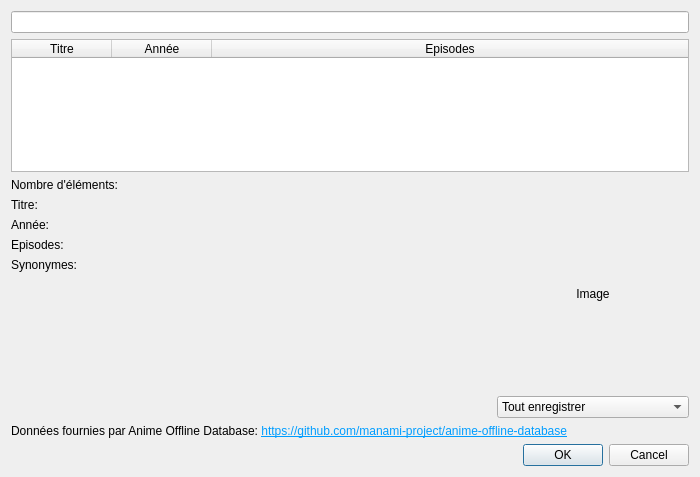
Before: the Qt Designer form src/ui/dialogs/autocomplete.ui in seigneurfuo/MyAnimeManager3, drawn with Qt 5.
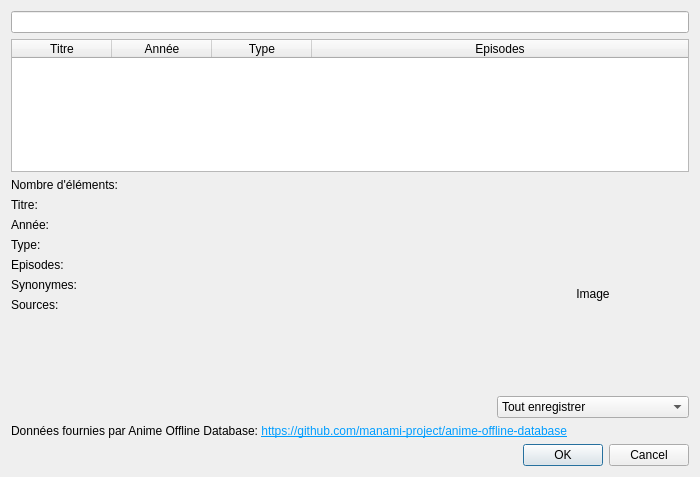
After: the same form once the commit is applied.

Commit message: Ajout de l'affichage du type dans la popup d'autocomplétion et de recherche d'animé.

Patch:
```diff
--- a/src/ui/dialogs/autocomplete.ui
+++ b/src/ui/dialogs/autocomplete.ui
@@ -41,6 +41,11 @@
        <string>Année</string>
       </property>
      </column>
+     <column>
+      <property name="text">
+       <string>Type</string>
+      </property>
+     </column>
      <column>
       <property name="text">
        <string>Episodes</string>
@@ -90,28 +95,28 @@
          </property>
         </widget>
        </item>
-       <item row="2" column="0">
+       <item row="3" column="0">
         <widget class="QLabel" name="label_4">
          <property name="text">
           <string>Episodes:</string>
          </property>
         </widget>
        </item>
-       <item row="2" column="1">
+       <item row="3" column="1">
         <widget class="QLabel" name="label_5">
          <property name="text">
           <string/>
          </property>
         </widget>
        </item>
-       <item row="3" column="0">
+       <item row="4" column="0">
         <widget class="QLabel" name="label_6">
          <property name="text">
           <string>Synonymes:</string>
          </property>
         </widget>
        </item>
-       <item row="3" column="1">
+       <item row="4" column="1">
         <widget class="QLabel" name="label_11">
          <property name="text">
           <string/>
@@ -121,7 +126,7 @@
          </property>
         </widget>
        </item>
-       <item row="4" column="0" colspan="2">
+       <item row="6" column="0" colspan="2">
         <spacer name="horizontalSpacer">
          <property name="orientation">
           <enum>Qt::Orientation::Horizontal</enum>
@@ -134,6 +139,40 @@
          </property>
         </spacer>
        </item>
+       <item row="2" column="0">
+        <widget class="QLabel" name="label_13">
+         <property name="text">
+          <string>Type:</string>
+         </property>
+        </widget>
+       </item>
+       <item row="2" column="1">
+        <widget class="QLabel" name="label_14">
+         <property name="text">
+          <string/>
+         </property>
+         <property name="wordWrap">
+          <bool>true</bool>
+         </property>
+        </widget>
+       </item>
+       <item row="5" column="0">
+        <widget class="QLabel" name="label_12">
+         <property name="text">
+          <string>Sources:</string>
+         </property>
+        </widget>
+       </item>
+       <item row="5" column="1">
+        <widget class="QLabel" name="label_15">
+         <property name="text">
+          <string/>
+         </property>
+         <property name="wordWrap">
+          <bool>true</bool>
+         </property>
+        </widget>
+       </item>
       </layout>
      </item>
      <item>
```
The commit also changes 2 other files.
